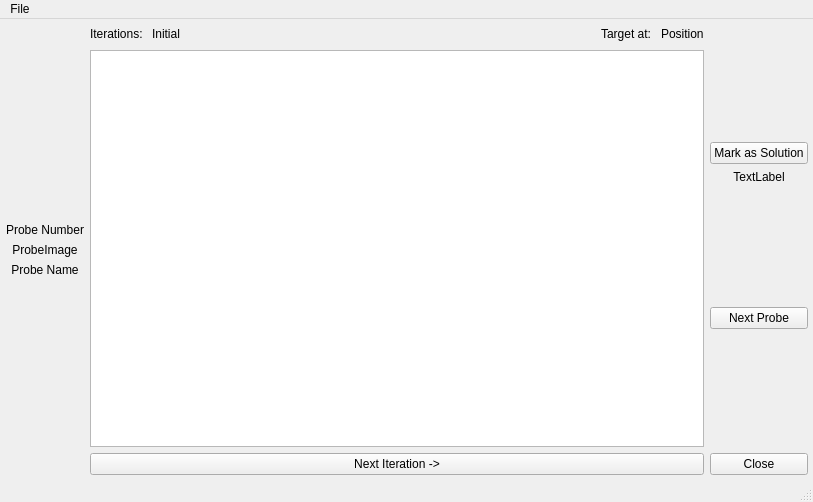
Before: the Qt Designer form gui/imagesselectionwindow.ui in Luigolas/PyReID, drawn with Qt 5.
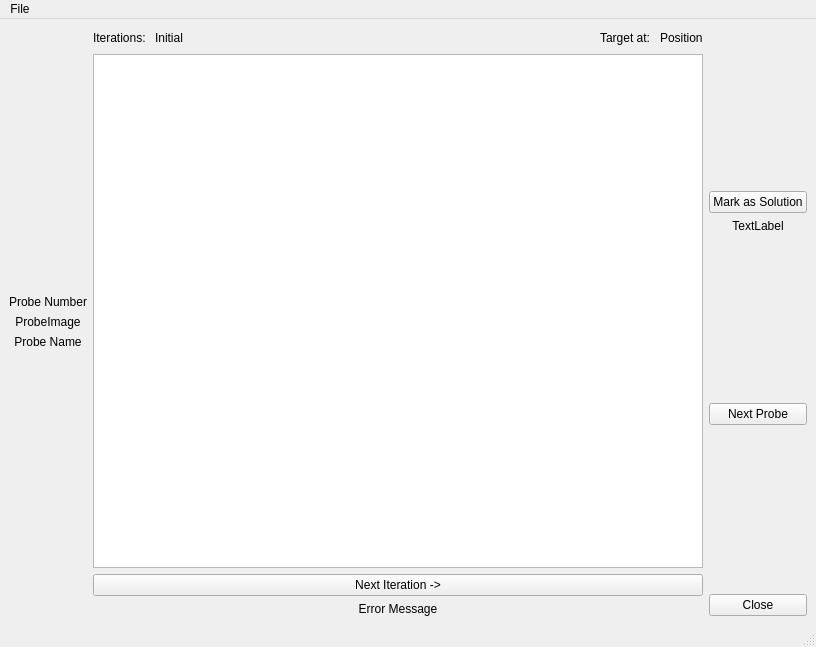
After: the same form once the commit is applied.

Patch:
```diff
--- a/gui/imagesselectionwindow.ui
+++ b/gui/imagesselectionwindow.ui
@@ -6,8 +6,8 @@
    <rect>
     <x>0</x>
     <y>0</y>
-    <width>813</width>
-    <height>502</height>
+    <width>816</width>
+    <height>647</height>
    </rect>
   </property>
   <property name="sizePolicy">
@@ -20,15 +20,8 @@
    <string>MainWindow</string>
   </property>
   <widget class="QWidget" name="centralwidget">
-   <widget class="QWidget" name="horizontalLayoutWidget">
-    <property name="geometry">
-     <rect>
-      <x>6</x>
-      <y>5</y>
-      <width>802</width>
-      <height>451</height>
-     </rect>
-    </property>
+   <layout class="QGridLayout" name="gridLayout">
+    <item row="0" column="0">
     <layout class="QHBoxLayout" name="horizontalLayout">
      <property name="sizeConstraint">
       <enum>QLayout::SetMaximumSize</enum>
@@ -159,8 +152,8 @@
          </property>
          <property name="minimumSize">
           <size>
-           <width>530</width>
-           <height>0</height>
+            <width>485</width>
+            <height>405</height>
           </size>
          </property>
          <property name="editTriggers">
@@ -202,6 +195,19 @@
          </property>
         </widget>
        </item>
+        <item>
+         <widget class="QLabel" name="labelErrorMessage">
+          <property name="enabled">
+           <bool>true</bool>
+          </property>
+          <property name="text">
+           <string>Error Message</string>
+          </property>
+          <property name="alignment">
+           <set>Qt::AlignCenter</set>
+          </property>
+         </widget>
+        </item>
       </layout>
      </item>
      <item>
@@ -279,14 +285,15 @@
       </layout>
      </item>
     </layout>
-   </widget>
+    </item>
+   </layout>
   </widget>
   <widget class="QMenuBar" name="menubar">
    <property name="geometry">
     <rect>
      <x>0</x>
      <y>0</y>
-     <width>813</width>
+     <width>816</width>
      <height>22</height>
     </rect>
    </property>
```
Lines whose indentation alone changed are shown as unchanged.
